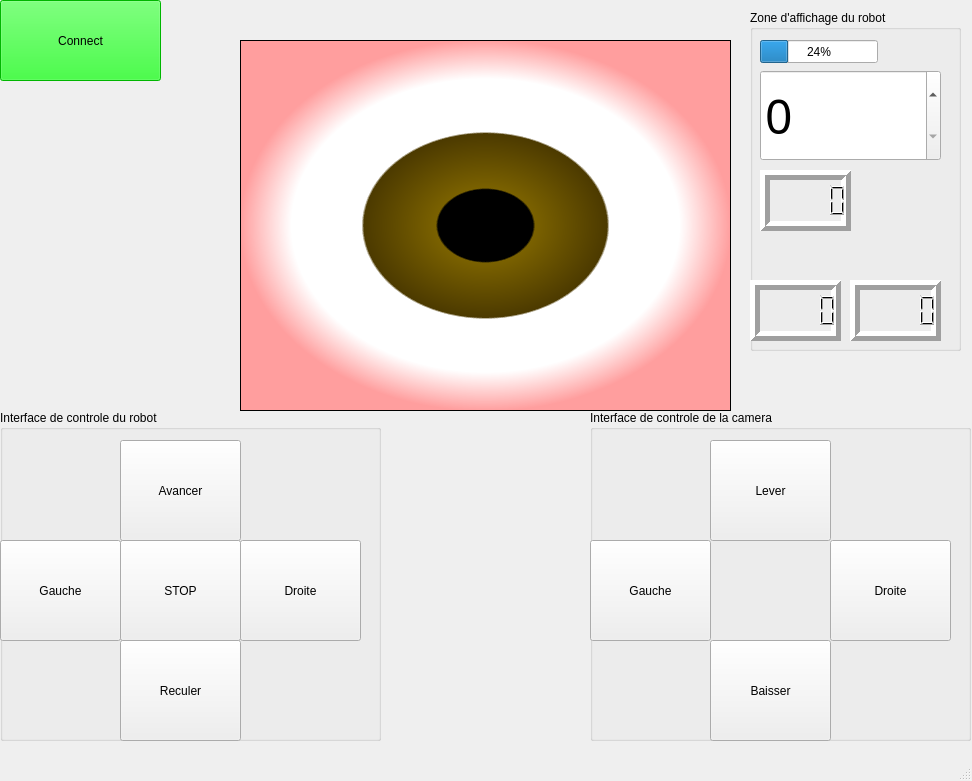
This is WiFiBot/mainwindow.ui in Federdispi/WiFiBot as Qt 5 draws it before an edit. The edited form follows.
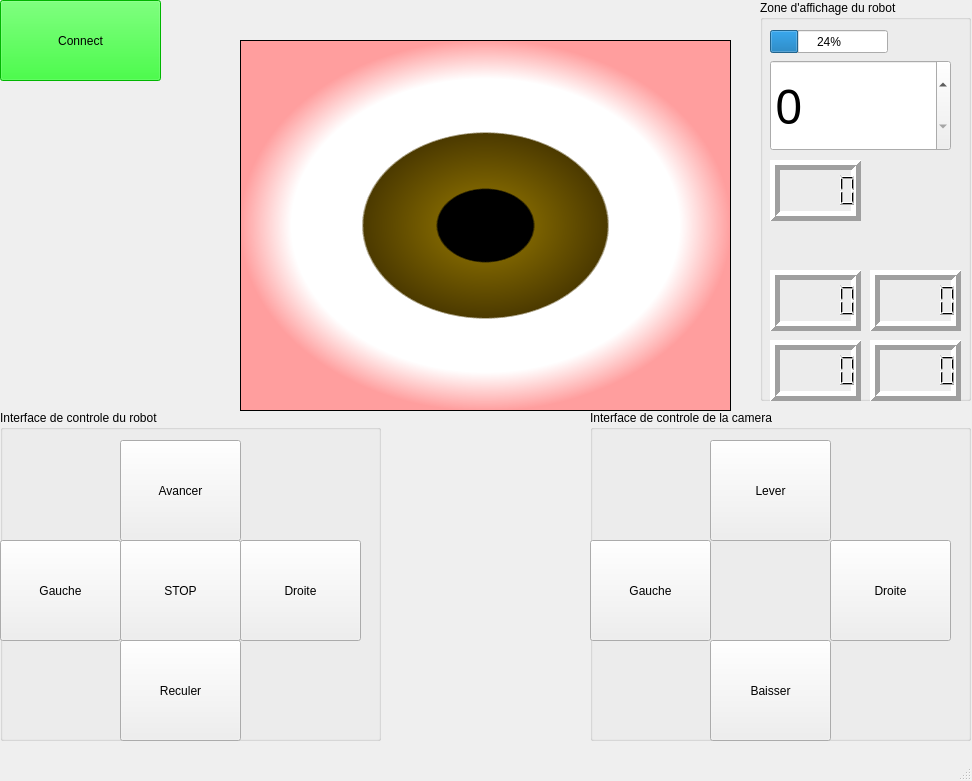
This is the edited form.

The edit to the form file:
```diff
--- a/WiFiBot/mainwindow.ui
+++ b/WiFiBot/mainwindow.ui
@@ -52,10 +52,10 @@
    <widget class="QGroupBox" name="affichage_robot">
     <property name="geometry">
      <rect>
-      <x>750</x>
-      <y>10</y>
+      <x>760</x>
+      <y>0</y>
       <width>211</width>
-      <height>341</height>
+      <height>401</height>
      </rect>
     </property>
     <property name="title">
@@ -139,7 +139,7 @@
     <widget class="QLCDNumber" name="ir_D">
      <property name="geometry">
       <rect>
-       <x>100</x>
+       <x>110</x>
        <y>270</y>
        <width>91</width>
        <height>61</height>
@@ -170,7 +170,7 @@
     <widget class="QLCDNumber" name="ir_G">
      <property name="geometry">
       <rect>
-       <x>0</x>
+       <x>10</x>
        <y>270</y>
        <width>91</width>
        <height>61</height>
@@ -198,6 +198,68 @@
       <number>5</number>
      </property>
     </widget>
+    <widget class="QLCDNumber" name="ir_ArG">
+     <property name="geometry">
+      <rect>
+       <x>10</x>
+       <y>340</y>
+       <width>91</width>
+       <height>61</height>
+      </rect>
+     </property>
+     <property name="sizePolicy">
+      <sizepolicy hsizetype="Minimum" vsizetype="Minimum">
+       <horstretch>0</horstretch>
+       <verstretch>0</verstretch>
+      </sizepolicy>
+     </property>
+     <property name="font">
+      <font>
+       <family>Tw Cen MT Condensed Extra Bold</family>
+       <pointsize>36</pointsize>
+      </font>
+     </property>
+     <property name="focusPolicy">
+      <enum>Qt::NoFocus</enum>
+     </property>
+     <property name="layoutDirection">
+      <enum>Qt::LeftToRight</enum>
+     </property>
+     <property name="lineWidth">
+      <number>5</number>
+     </property>
+    </widget>
+    <widget class="QLCDNumber" name="ir_ArD">
+     <property name="geometry">
+      <rect>
+       <x>110</x>
+       <y>340</y>
+       <width>91</width>
+       <height>61</height>
+      </rect>
+     </property>
+     <property name="sizePolicy">
+      <sizepolicy hsizetype="Minimum" vsizetype="Minimum">
+       <horstretch>0</horstretch>
+       <verstretch>0</verstretch>
+      </sizepolicy>
+     </property>
+     <property name="font">
+      <font>
+       <family>Tw Cen MT Condensed Extra Bold</family>
+       <pointsize>36</pointsize>
+      </font>
+     </property>
+     <property name="focusPolicy">
+      <enum>Qt::NoFocus</enum>
+     </property>
+     <property name="layoutDirection">
+      <enum>Qt::LeftToRight</enum>
+     </property>
+     <property name="lineWidth">
+      <number>5</number>
+     </property>
+    </widget>
    </widget>
    <widget class="QGroupBox" name="controle_robot">
     <property name="geometry">
```
Left out of the diff: 4 changed lines with no effect on the pictures.
